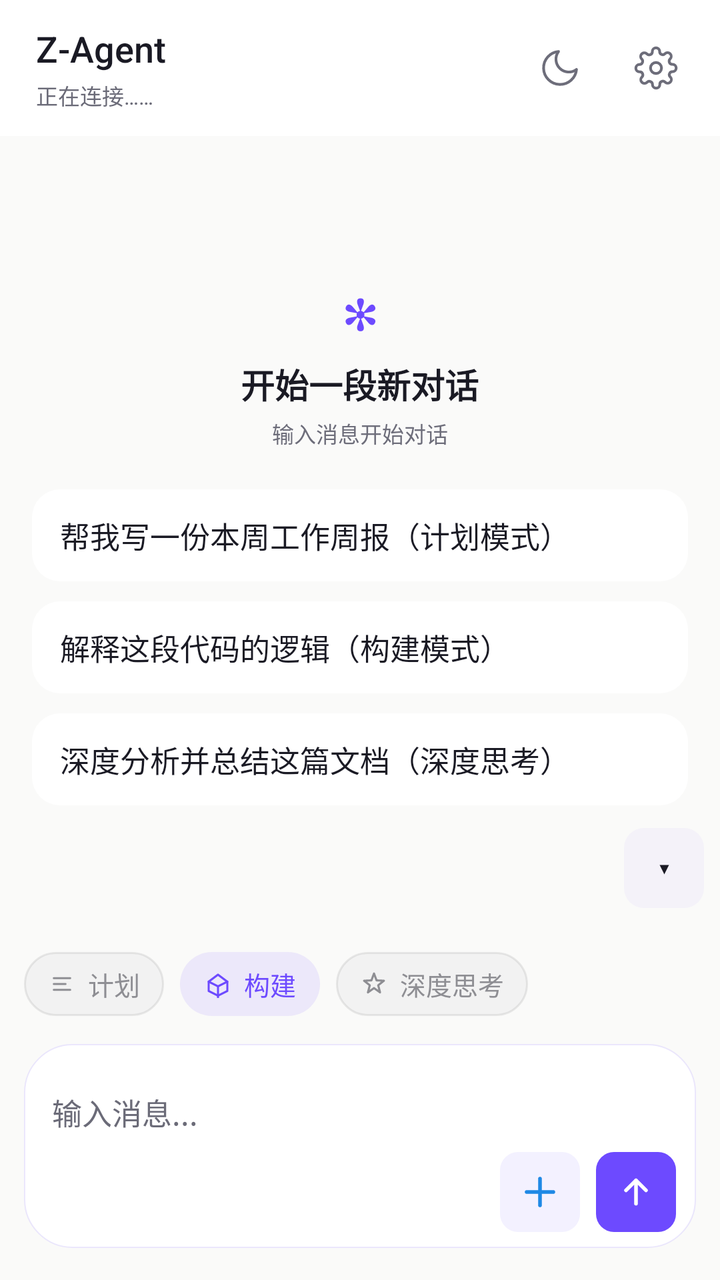
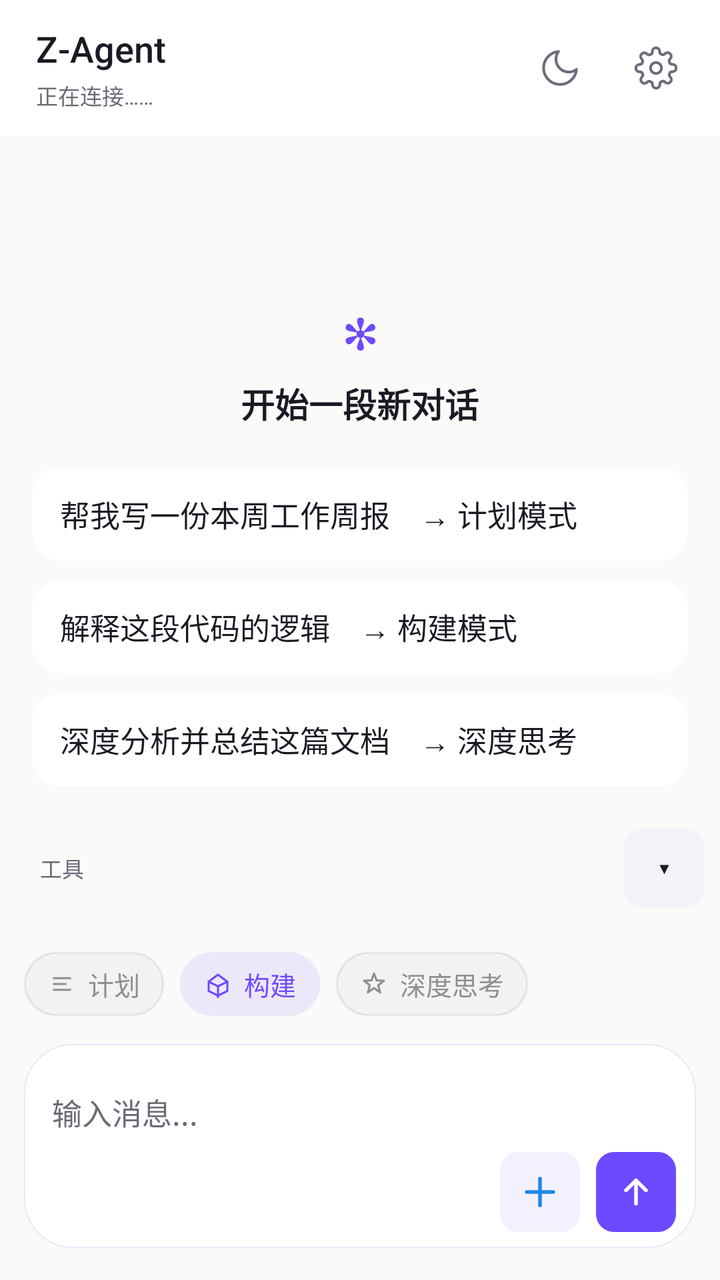

Before-and-after screenshots of an Android layout around one commit, followed by the original layout XML and the change that was made.
<!-- AndroidManifest.xml: application theme AppTheme -->
<!-- res/layout/activity_main.xml -->
<?xml version="1.0" encoding="utf-8"?>
<FrameLayout xmlns:android="http://schemas.android.com/apk/res/android"
android:id="@+id/rootView" android:clipChildren="false" android:clipToPadding="false"
android:layout_width="match_parent"
android:layout_height="match_parent"
android:background="@color/bg_canvas"
>



<LinearLayout
android:layout_width="match_parent"
android:layout_height="match_parent"
android:orientation="vertical">


<LinearLayout
android:id="@+id/topBar"
android:layout_width="match_parent"
android:layout_height="wrap_content"
android:background="@color/bg_elevated"
android:gravity="center_vertical"
android:orientation="horizontal"
android:paddingStart="18dp"
android:paddingTop="10dp"
android:paddingEnd="8dp"
android:paddingBottom="10dp">

<LinearLayout
android:layout_width="0dp"
android:layout_height="wrap_content"
android:layout_weight="1"
android:orientation="vertical">
<TextView
android:layout_width="wrap_content"
android:layout_height="wrap_content"
android:text="Z-Agent"
android:textColor="@color/text_primary"
android:fontFamily="sans-serif-medium"
android:textSize="18sp" />
<TextView
android:id="@+id/statusText"
android:layout_width="match_parent"
android:layout_height="wrap_content"
android:layout_marginTop="3dp"
android:ellipsize="end"
android:maxLines="1"
android:text="正在连接……"
android:textColor="@color/text_tertiary"
android:textSize="@dimen/fs_caption" />
</LinearLayout>


<FrameLayout
android:id="@+id/themeButton"
android:contentDescription="切换深浅主题"
android:layout_width="48dp"
android:layout_height="48dp"
android:background="?attr/selectableItemBackgroundBorderless"
android:clickable="true"
android:focusable="true">
<ImageView
android:id="@+id/themeIcon"
android:layout_width="22dp"
android:layout_height="22dp"
android:layout_gravity="center"
android:src="@drawable/ic_moon" />
</FrameLayout>


<FrameLayout
android:id="@+id/settingsButton"
android:contentDescription="打开设置"
android:layout_width="48dp"
android:layout_height="48dp"
android:background="?attr/selectableItemBackgroundBorderless"
android:clickable="true"
android:focusable="true">
<ImageView
android:layout_width="22dp"
android:layout_height="22dp"
android:layout_gravity="center"
android:src="@drawable/ic_gear" />
</FrameLayout>
</LinearLayout>


<FrameLayout android:clipChildren="false" android:clipToPadding="false"
android:layout_width="match_parent"
android:layout_height="0dp"
android:layout_weight="1">

<ScrollView
android:id="@+id/outputScroll"
android:layout_width="match_parent"
android:layout_height="match_parent"
android:background="@color/bg_canvas"
android:fillViewport="true"
android:overScrollMode="always"
android:scrollbars="vertical">
<LinearLayout
android:id="@+id/chatContainer"
android:layout_width="match_parent"
android:layout_height="wrap_content"
android:gravity="bottom"
android:orientation="vertical"
android:paddingStart="8dp"
android:paddingTop="12dp"
android:paddingEnd="8dp"
android:paddingBottom="200dp">

<LinearLayout
android:id="@+id/emptyState"
android:layout_width="match_parent"
android:layout_height="0dp"
android:gravity="center"
android:layout_weight="1"
android:orientation="vertical"
android:paddingTop="48dp"
android:paddingBottom="24dp">
<TextView
android:layout_width="wrap_content"
android:layout_height="wrap_content"
android:text="✻"
android:textColor="@color/accent"
android:textSize="@dimen/fs_display"
android:textStyle="bold" />
<TextView
android:layout_width="wrap_content"
android:layout_height="wrap_content"
android:layout_marginTop="8dp"
android:text="开始一段新对话"
android:textColor="@color/text_primary"
android:textSize="@dimen/fs_title"
android:textStyle="bold" />
<TextView
android:layout_width="wrap_content"
android:layout_height="wrap_content"
android:layout_marginTop="4dp"
android:text="输入消息开始对话"
android:textColor="@color/text_secondary"
android:textSize="@dimen/fs_caption" />

<LinearLayout android:layout_width="match_parent" android:layout_height="wrap_content" android:layout_marginTop="20dp" android:orientation="vertical" android:paddingStart="8dp" android:paddingEnd="8dp">

<TextView android:id="@+id/promptCard1" android:layout_width="match_parent" android:layout_height="wrap_content" android:background="@drawable/bg_prompt_card" android:clickable="true" android:focusable="true" android:paddingStart="14dp" android:paddingTop="12dp" android:paddingEnd="14dp" android:paddingBottom="12dp" android:text="帮我写一份本周工作周报（计划模式）" android:textColor="@color/text_primary" android:textSize="@dimen/fs_body" />

<TextView android:id="@+id/promptCard2" android:layout_width="match_parent" android:layout_height="wrap_content" android:layout_marginTop="10dp" android:background="@drawable/bg_prompt_card" android:clickable="true" android:focusable="true" android:paddingStart="14dp" android:paddingTop="12dp" android:paddingEnd="14dp" android:paddingBottom="12dp" android:text="解释这段代码的逻辑（构建模式）" android:textColor="@color/text_primary" android:textSize="@dimen/fs_body" />

<TextView android:id="@+id/promptCard3" android:layout_width="match_parent" android:layout_height="wrap_content" android:layout_marginTop="10dp" android:background="@drawable/bg_prompt_card" android:clickable="true" android:focusable="true" android:paddingStart="14dp" android:paddingTop="12dp" android:paddingEnd="14dp" android:paddingBottom="12dp" android:text="深度分析并总结这篇文档（深度思考）" android:textColor="@color/text_primary" android:textSize="@dimen/fs_body" />
</LinearLayout>
</LinearLayout>
 </LinearLayout>
</ScrollView>


<FrameLayout
android:id="@+id/scrollBottomBtn"
android:layout_width="40dp"
android:layout_height="40dp"
android:layout_gravity="bottom|end"
android:layout_marginEnd="16dp"
 android:layout_marginBottom="76dp"
android:background="@drawable/bg_circle_btn"
android:clickable="true"
android:focusable="true"
android:foreground="@drawable/ripple_circle"
android:visibility="gone">
<TextView
android:layout_width="wrap_content"
android:layout_height="wrap_content"
android:layout_gravity="center"
android:text="↓"
android:textColor="@color/accent"
android:textSize="20sp"
android:textStyle="bold" />
</FrameLayout>
</FrameLayout>

</LinearLayout>


<LinearLayout
android:layout_width="match_parent"
android:layout_height="wrap_content"
android:layout_gravity="bottom"
android:orientation="vertical">


<LinearLayout android:id="@+id/quickBarContainer" android:layout_width="match_parent" android:layout_height="wrap_content" android:background="@android:color/transparent" android:orientation="vertical">

 <LinearLayout android:id="@+id/quickRowWrap" android:layout_width="match_parent" android:layout_height="wrap_content" android:gravity="center_vertical" android:minHeight="56dp" android:orientation="horizontal" android:paddingStart="8dp" android:paddingTop="6dp" android:paddingEnd="8dp" android:paddingBottom="6dp"> <HorizontalScrollView android:id="@+id/quickScroll" android:layout_width="0dp" android:layout_height="wrap_content" android:layout_weight="1" android:overScrollMode="never" android:scrollbars="none"> <LinearLayout android:id="@+id/quickRow" android:layout_width="wrap_content" android:layout_height="wrap_content" android:gravity="center_vertical" android:orientation="horizontal" android:paddingStart="8dp" android:paddingEnd="8dp" /> </HorizontalScrollView> <TextView android:id="@+id/quickCollapse" android:layout_width="40dp" android:layout_height="40dp" android:layout_marginStart="4dp" android:background="@drawable/bg_quick" android:clickable="true" android:focusable="true" android:foreground="@drawable/ripple_pill" android:gravity="center" android:text="▾" android:textColor="@color/text_primary" android:textSize="16sp" /> </LinearLayout>  <LinearLayout android:id="@+id/quickEditBar" android:layout_width="match_parent" android:layout_height="36dp" android:background="@color/bg_subtle" android:gravity="center_vertical" android:orientation="horizontal" android:paddingStart="16dp" android:paddingEnd="12dp" android:visibility="gone"> <TextView android:layout_width="0dp" android:layout_height="wrap_content" android:layout_weight="1" android:text="拖动排序 · 点×移除 · 点＋添加" android:textColor="@color/text_secondary" android:textSize="11sp" /> <TextView android:id="@+id/quickEditDone" android:layout_width="wrap_content" android:layout_height="wrap_content" android:paddingStart="12dp" android:paddingEnd="4dp" android:text="完成" android:textColor="@color/accent" android:textSize="13sp" android:textStyle="bold" /> </LinearLayout> <FrameLayout android:id="@+id/quickBall" android:layout_width="52dp" android:layout_height="52dp" android:layout_gravity="end" android:layout_marginEnd="16dp" android:layout_marginBottom="12dp" android:background="@drawable/bg_quick_ball" android:clickable="true" android:focusable="true" android:foreground="@drawable/ripple_circle" android:visibility="gone"> <TextView android:layout_width="wrap_content" android:layout_height="wrap_content" android:layout_gravity="center" android:text="✻" android:textColor="#FFFFFF" android:textSize="22sp" android:textStyle="bold" /> </FrameLayout> </LinearLayout>


<LinearLayout android:id="@+id/inputBar" android:layout_width="match_parent" android:layout_height="wrap_content" android:background="@android:color/transparent" android:clipChildren="false" android:clipToPadding="false" android:orientation="vertical" android:paddingStart="12dp" android:paddingTop="14dp" android:paddingEnd="12dp" android:paddingBottom="14dp">




<LinearLayout android:layout_width="match_parent" android:layout_height="wrap_content" android:gravity="center_vertical" android:orientation="horizontal" android:paddingBottom="10dp">
<HorizontalScrollView android:layout_width="0dp" android:layout_height="wrap_content" android:layout_weight="1" android:scrollbars="none" android:overScrollMode="never">
<LinearLayout android:layout_width="wrap_content" android:layout_height="wrap_content" android:gravity="center_vertical" android:orientation="horizontal">
<TextView android:id="@+id/segPlan" android:layout_width="wrap_content" android:layout_height="32dp" android:background="@drawable/bg_chip_ghost" android:clickable="true" android:focusable="true" android:foreground="@drawable/ripple_pill" android:gravity="center_vertical" android:drawableStart="@drawable/ic_plan" android:drawablePadding="6dp" android:paddingStart="12dp" android:paddingEnd="12dp" android:text="计划" android:textColor="@color/chip_text_inactive" android:textSize="13sp" android:maxLines="1" />
<TextView android:id="@+id/segBuild" android:layout_width="wrap_content" android:layout_height="32dp" android:layout_marginStart="8dp" android:background="@drawable/bg_chip_active" android:clickable="true" android:focusable="true" android:foreground="@drawable/ripple_pill" android:gravity="center_vertical" android:drawableStart="@drawable/ic_build_active" android:drawablePadding="6dp" android:paddingStart="12dp" android:paddingEnd="12dp" android:text="构建" android:textColor="@color/accent" android:textSize="13sp" android:maxLines="1" />
<TextView android:id="@+id/chipThink2" android:layout_width="wrap_content" android:layout_height="32dp" android:layout_marginStart="8dp" android:background="@drawable/bg_chip_ghost" android:clickable="true" android:focusable="true" android:foreground="@drawable/ripple_pill" android:gravity="center_vertical" android:drawableStart="@drawable/ic_think" android:drawablePadding="6dp" android:paddingStart="12dp" android:paddingEnd="12dp" android:text="深度思考" android:textColor="@color/chip_text_inactive" android:textSize="13sp" android:maxLines="1" />
<TextView android:id="@+id/chipSearch" android:layout_width="0dp" android:layout_height="0dp" android:visibility="gone" />
</LinearLayout>
</HorizontalScrollView>
</LinearLayout>



<LinearLayout android:id="@+id/inputCard" android:layout_width="match_parent" android:layout_height="wrap_content" android:layout_marginTop="4dp" android:layout_marginBottom="2dp" android:background="@drawable/bg_input_card" android:elevation="10dp" android:orientation="vertical" android:paddingStart="14dp" android:paddingTop="10dp" android:paddingEnd="10dp" android:paddingBottom="8dp">

<HorizontalScrollView android:id="@+id/attachScroll" android:layout_width="match_parent" android:layout_height="wrap_content" android:scrollbars="none" android:visibility="gone">
<LinearLayout android:id="@+id/attachRow" android:layout_width="wrap_content" android:layout_height="wrap_content" android:orientation="horizontal" android:paddingBottom="6dp" />
</HorizontalScrollView>

<EditText android:id="@+id/inputEdit" android:layout_width="match_parent" android:layout_height="wrap_content" android:minHeight="44dp" android:background="@null" android:hint="输入消息..." android:imeOptions="actionSend" android:inputType="textCapSentences" android:maxLines="5" android:paddingTop="8dp" android:paddingBottom="4dp" android:textColor="@color/text_primary" android:textColorHint="@color/text_tertiary" android:textSize="@dimen/fs_body" />

<LinearLayout android:layout_width="match_parent" android:layout_height="wrap_content" android:gravity="center_vertical|end" android:orientation="horizontal">

<FrameLayout android:id="@+id/btnPlus" android:contentDescription="添加附件" android:layout_width="40dp" android:layout_height="40dp" android:background="@drawable/bg_circle_btn" android:clickable="true" android:focusable="true" android:foreground="@drawable/ripple_circle">
<ImageView android:layout_width="20dp" android:layout_height="20dp" android:layout_gravity="center" android:src="@drawable/ic_plus" />
</FrameLayout>

<FrameLayout android:id="@+id/sendButton" android:contentDescription="发送消息" android:layout_width="40dp" android:layout_height="40dp" android:layout_marginStart="8dp" android:background="@drawable/bg_circle_send" android:clickable="true" android:focusable="true" android:foreground="@drawable/ripple_circle">
<ImageView android:layout_width="20dp" android:layout_height="20dp" android:layout_gravity="center" android:src="@drawable/ic_arrow_up" />
</FrameLayout>
</LinearLayout>
</LinearLayout>

</LinearLayout>
</LinearLayout>
</FrameLayout>
<!-- resources referenced by this layout -->
<resources>
  <color name="accent">#6D4AFF</color>
  <color name="bg_canvas">#FAFAF9</color>
  <color name="bg_elevated">#FFFFFF</color>
  <color name="bg_subtle">#F4F2F9</color>
  <color name="chip_text_inactive">#8E8E93</color>
  <color name="text_primary">#1A1A24</color>
  <color name="text_secondary">#6D6D7A</color>
  <color name="text_tertiary">#6B6B78</color>
  <dimen name="fs_body">15sp</dimen>
  <dimen name="fs_caption">11sp</dimen>
  <dimen name="fs_display">22sp</dimen>
  <dimen name="fs_title">17sp</dimen>
  <!-- drawable bg_chip_active (drawable) -->
  <?xml version="1.0" encoding="utf-8"?>
  <shape xmlns:android="http://schemas.android.com/apk/res/android" android:shape="rectangle">
      <solid android:color="@color/chip_active_bg" />
      <corners android:radius="999dp" />
  </shape>
  <!-- drawable bg_chip_ghost (drawable) -->
  <?xml version="1.0" encoding="utf-8"?>
  <shape xmlns:android="http://schemas.android.com/apk/res/android" android:shape="rectangle">
      <solid android:color="@color/chip_ghost_bg" />
      <corners android:radius="999dp" />
      <stroke android:width="1dp" android:color="@color/chip_ghost_stroke" />
  </shape>
  <!-- drawable bg_circle_btn (drawable) -->
  <?xml version="1.0" encoding="utf-8"?>
  <shape xmlns:android="http://schemas.android.com/apk/res/android" android:shape="rectangle">
   <solid android:color="@color/accent_subtle" />
   <corners android:radius="8.95dp" />
  </shape>
  <!-- drawable bg_circle_send (drawable) -->
  <?xml version="1.0" encoding="utf-8"?>
  <shape xmlns:android="http://schemas.android.com/apk/res/android" android:shape="rectangle">
   <solid android:color="@color/accent" />
   <corners android:radius="8.95dp" />
  </shape>
  <!-- drawable bg_input_card (drawable) -->
  <?xml version="1.0" encoding="utf-8"?>
  <shape xmlns:android="http://schemas.android.com/apk/res/android" android:shape="rectangle">
  <solid android:color="@color/bg_elevated" />
  <corners android:radius="24dp" />
  <stroke android:width="0.5dp" android:color="@color/accent_line" />
  </shape>
  <!-- drawable bg_prompt_card (drawable) -->
  <?xml version="1.0" encoding="utf-8"?>
  <shape xmlns:android="http://schemas.android.com/apk/res/android" android:shape="rectangle">
  <solid android:color="@color/bg_elevated" />
  <corners android:radius="14dp" />
  </shape>
  <!-- drawable bg_quick (drawable) -->
  <?xml version="1.0" encoding="utf-8"?>
  <shape xmlns:android="http://schemas.android.com/apk/res/android" android:shape="rectangle">
  <solid android:color="@color/bg_subtle" />
  <corners android:radius="10dp" />
  </shape>
  <!-- drawable bg_quick_ball (drawable) -->
  <?xml version="1.0" encoding="utf-8"?>
  <shape xmlns:android="http://schemas.android.com/apk/res/android" android:shape="oval">
  <solid android:color="@color/accent" />
  <padding android:left="0dp" android:top="0dp" android:right="0dp" android:bottom="0dp" />
  </shape>
  <!-- drawable ripple_circle (drawable) -->
  <?xml version="1.0" encoding="utf-8"?>
  <ripple xmlns:android="http://schemas.android.com/apk/res/android" android:color="@color/accent_line">
   <item android:id="@android:id/mask">
   <shape android:shape="rectangle">
   <corners android:radius="8.95dp" />
   <solid android:color="#FFFFFF" />
   </shape>
   </item>
  </ripple>
  <color name="chip_active_bg">#1A6D4AFF</color>
  <color name="chip_ghost_bg">#0F787880</color>
  <color name="chip_ghost_stroke">#14000000</color>
  <color name="accent_subtle">#146D4AFF</color>
  <color name="accent_line">#1F6D4AFF</color>
  <style name="AppBottomSheet" parent="Theme.Design.Light.BottomSheetDialog">
  <item name="bottomSheetStyle">@style/AppBottomSheet.Modal</item>
  <item name="android:windowIsFloating">false</item>
  <item name="android:statusBarColor">@android:color/transparent</item>
  </style>
  <style name="AppBottomSheet.Modal" parent="Widget.Design.BottomSheet.Modal">
  <item name="android:background">@android:color/transparent</item>
  </style>
  <!-- unchanged entries left out for length: 10 -->
</resources>

<!-- the commit's change to res/layout/activity_main.xml (unified diff, before → after) -->
@@ -133,21 +133,15 @@ android:text="开始一段新对话"
 android:textColor="@color/text_primary"
 android:textSize="@dimen/fs_title"
 android:textStyle="bold" />
-<TextView
-android:layout_width="wrap_content"
-android:layout_height="wrap_content"
-android:layout_marginTop="4dp"
-android:text="输入消息开始对话"
-android:textColor="@color/text_secondary"
-android:textSize="@dimen/fs_caption" />
+
 
 <LinearLayout android:layout_width="match_parent" android:layout_height="wrap_content" android:layout_marginTop="20dp" android:orientation="vertical" android:paddingStart="8dp" android:paddingEnd="8dp">
 
-<TextView android:id="@+id/promptCard1" android:layout_width="match_parent" android:layout_height="wrap_content" android:background="@drawable/bg_prompt_card" android:clickable="true" android:focusable="true" android:paddingStart="14dp" android:paddingTop="12dp" android:paddingEnd="14dp" android:paddingBottom="12dp" android:text="帮我写一份本周工作周报（计划模式）" android:textColor="@color/text_primary" android:textSize="@dimen/fs_body" />
-
-<TextView android:id="@+id/promptCard2" android:layout_width="match_parent" android:layout_height="wrap_content" android:layout_marginTop="10dp" android:background="@drawable/bg_prompt_card" android:clickable="true" android:focusable="true" android:paddingStart="14dp" android:paddingTop="12dp" android:paddingEnd="14dp" android:paddingBottom="12dp" android:text="解释这段代码的逻辑（构建模式）" android:textColor="@color/text_primary" android:textSize="@dimen/fs_body" />
-
-<TextView android:id="@+id/promptCard3" android:layout_width="match_parent" android:layout_height="wrap_content" android:layout_marginTop="10dp" android:background="@drawable/bg_prompt_card" android:clickable="true" android:focusable="true" android:paddingStart="14dp" android:paddingTop="12dp" android:paddingEnd="14dp" android:paddingBottom="12dp" android:text="深度分析并总结这篇文档（深度思考）" android:textColor="@color/text_primary" android:textSize="@dimen/fs_body" />
+<TextView android:id="@+id/promptCard1" android:layout_width="match_parent" android:layout_height="wrap_content" android:background="@drawable/bg_prompt_card" android:clickable="true" android:focusable="true" android:paddingStart="14dp" android:paddingTop="12dp" android:paddingEnd="14dp" android:paddingBottom="12dp" android:text="帮我写一份本周工作周报　→ 计划模式" android:textColor="@color/text_primary" android:textSize="@dimen/fs_body" />
+
+<TextView android:id="@+id/promptCard2" android:layout_width="match_parent" android:layout_height="wrap_content" android:layout_marginTop="10dp" android:background="@drawable/bg_prompt_card" android:clickable="true" android:focusable="true" android:paddingStart="14dp" android:paddingTop="12dp" android:paddingEnd="14dp" android:paddingBottom="12dp" android:text="解释这段代码的逻辑　→ 构建模式" android:textColor="@color/text_primary" android:textSize="@dimen/fs_body" />
+
+<TextView android:id="@+id/promptCard3" android:layout_width="match_parent" android:layout_height="wrap_content" android:layout_marginTop="10dp" android:background="@drawable/bg_prompt_card" android:clickable="true" android:focusable="true" android:paddingStart="14dp" android:paddingTop="12dp" android:paddingEnd="14dp" android:paddingBottom="12dp" android:text="深度分析并总结这篇文档　→ 深度思考" android:textColor="@color/text_primary" android:textSize="@dimen/fs_body" />
 </LinearLayout>
 </LinearLayout>
  </LinearLayout>
@@ -189,7 +183,7 @@ android:orientation="vertical">
 
 <LinearLayout android:id="@+id/quickBarContainer" android:layout_width="match_parent" android:layout_height="wrap_content" android:background="@android:color/transparent" android:orientation="vertical">
 
- <LinearLayout android:id="@+id/quickRowWrap" android:layout_width="match_parent" android:layout_height="wrap_content" android:gravity="center_vertical" android:minHeight="56dp" android:orientation="horizontal" android:paddingStart="8dp" android:paddingTop="6dp" android:paddingEnd="8dp" android:paddingBottom="6dp"> <HorizontalScrollView android:id="@+id/quickScroll" android:layout_width="0dp" android:layout_height="wrap_content" android:layout_weight="1" android:overScrollMode="never" android:scrollbars="none"> <LinearLayout android:id="@+id/quickRow" android:layout_width="wrap_content" android:layout_height="wrap_content" android:gravity="center_vertical" android:orientation="horizontal" android:paddingStart="8dp" android:paddingEnd="8dp" /> </HorizontalScrollView> <TextView android:id="@+id/quickCollapse" android:layout_width="40dp" android:layout_height="40dp" android:layout_marginStart="4dp" android:background="@drawable/bg_quick" android:clickable="true" android:focusable="true" android:foreground="@drawable/ripple_pill" android:gravity="center" android:text="▾" android:textColor="@color/text_primary" android:textSize="16sp" /> </LinearLayout>  <LinearLayout android:id="@+id/quickEditBar" android:layout_width="match_parent" android:layout_height="36dp" android:background="@color/bg_subtle" android:gravity="center_vertical" android:orientation="horizontal" android:paddingStart="16dp" android:paddingEnd="12dp" android:visibility="gone"> <TextView android:layout_width="0dp" android:layout_height="wrap_content" android:layout_weight="1" android:text="拖动排序 · 点×移除 · 点＋添加" android:textColor="@color/text_secondary" android:textSize="11sp" /> <TextView android:id="@+id/quickEditDone" android:layout_width="wrap_content" android:layout_height="wrap_content" android:paddingStart="12dp" android:paddingEnd="4dp" android:text="完成" android:textColor="@color/accent" android:textSize="13sp" android:textStyle="bold" /> </LinearLayout> <FrameLayout android:id="@+id/quickBall" android:layout_width="52dp" android:layout_height="52dp" android:layout_gravity="end" android:layout_marginEnd="16dp" android:layout_marginBottom="12dp" android:background="@drawable/bg_quick_ball" android:clickable="true" android:focusable="true" android:foreground="@drawable/ripple_circle" android:visibility="gone"> <TextView android:layout_width="wrap_content" android:layout_height="wrap_content" android:layout_gravity="center" android:text="✻" android:textColor="#FFFFFF" android:textSize="22sp" android:textStyle="bold" /> </FrameLayout> </LinearLayout>
+ <LinearLayout android:id="@+id/quickRowWrap" android:layout_width="match_parent" android:layout_height="wrap_content" android:gravity="center_vertical" android:minHeight="56dp" android:orientation="horizontal" android:paddingStart="8dp" android:paddingTop="6dp" android:paddingEnd="8dp" android:paddingBottom="6dp"> <TextView android:layout_width="wrap_content" android:layout_height="wrap_content" android:paddingStart="12dp" android:paddingEnd="2dp" android:text="工具" android:textColor="@color/text_tertiary" android:textSize="11sp" /> <HorizontalScrollView android:id="@+id/quickScroll" android:layout_width="0dp" android:layout_height="wrap_content" android:layout_weight="1" android:overScrollMode="never" android:scrollbars="none"> <LinearLayout android:id="@+id/quickRow" android:layout_width="wrap_content" android:layout_height="wrap_content" android:gravity="center_vertical" android:orientation="horizontal" android:paddingStart="8dp" android:paddingEnd="8dp" /> </HorizontalScrollView> <TextView android:id="@+id/quickCollapse" android:layout_width="40dp" android:layout_height="40dp" android:layout_marginStart="4dp" android:background="@drawable/bg_quick" android:clickable="true" android:focusable="true" android:foreground="@drawable/ripple_pill" android:gravity="center" android:text="▾" android:textColor="@color/text_primary" android:textSize="16sp" /> </LinearLayout>  <LinearLayout android:id="@+id/quickEditBar" android:layout_width="match_parent" android:layout_height="36dp" android:background="@color/bg_subtle" android:gravity="center_vertical" android:orientation="horizontal" android:paddingStart="16dp" android:paddingEnd="12dp" android:visibility="gone"> <TextView android:layout_width="0dp" android:layout_height="wrap_content" android:layout_weight="1" android:text="拖动排序 · 点×移除 · 点＋添加" android:textColor="@color/text_secondary" android:textSize="11sp" /> <TextView android:id="@+id/quickEditDone" android:layout_width="wrap_content" android:layout_height="wrap_content" android:paddingStart="12dp" android:paddingEnd="4dp" android:text="完成" android:textColor="@color/accent" android:textSize="13sp" android:textStyle="bold" /> </LinearLayout> <FrameLayout android:id="@+id/quickBall" android:layout_width="52dp" android:layout_height="52dp" android:layout_gravity="end" android:layout_marginEnd="16dp" android:layout_marginBottom="12dp" android:background="@drawable/bg_quick_ball" android:clickable="true" android:focusable="true" android:foreground="@drawable/ripple_circle" android:visibility="gone"> <TextView android:layout_width="wrap_content" android:layout_height="wrap_content" android:layout_gravity="center" android:text="✻" android:textColor="#FFFFFF" android:textSize="22sp" android:textStyle="bold" /> </FrameLayout> </LinearLayout>
 
 
 <LinearLayout android:id="@+id/inputBar" android:layout_width="match_parent" android:layout_height="wrap_content" android:background="@android:color/transparent" android:clipChildren="false" android:clipToPadding="false" android:orientation="vertical" android:paddingStart="12dp" android:paddingTop="14dp" android:paddingEnd="12dp" android:paddingBottom="14dp">
